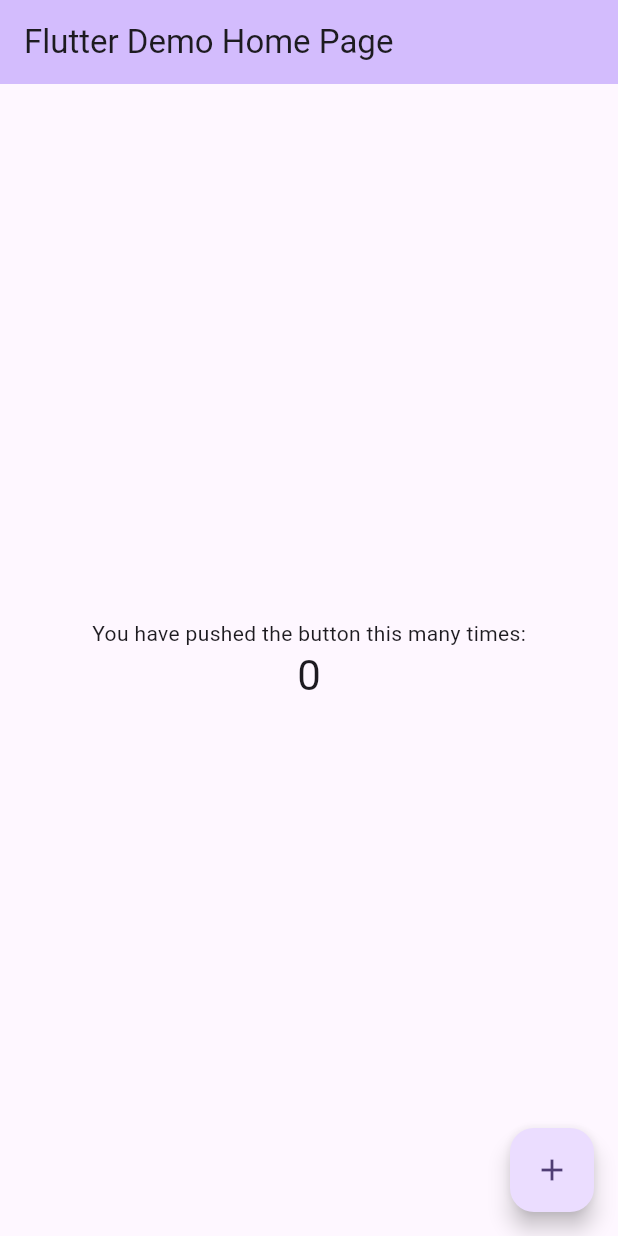
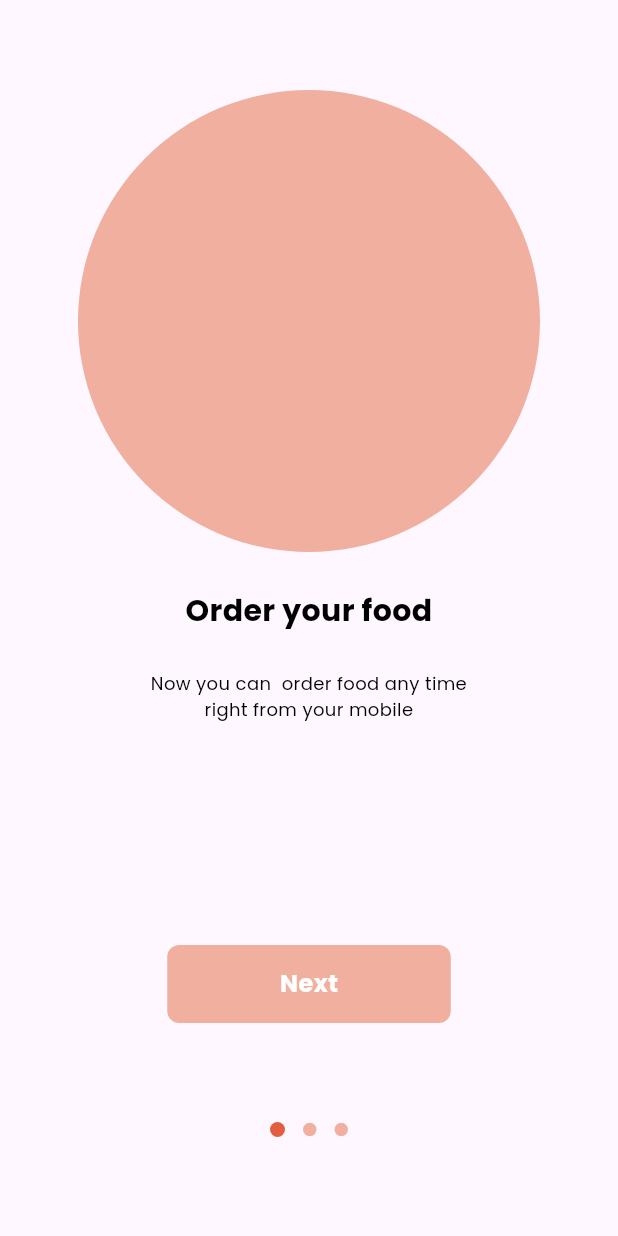
Before and after one commit to Capstone-Tim-13/restaurant-order-system-mobile, a Flutter app: the screen it shows after launch, on a phone screen of 412 x 824 dp. Run offline on Flutter 3.47's test engine with Material 2 defaults, Android fonts, the phone set to English and light mode, and no system bars; drawn by our look-alikes of carousel_slider, dots_indicator.

Commit message:
login page ui

```diff
--- a/lib/main.dart
+++ b/lib/main.dart
@@ -1,3 +1,5 @@
+import 'package:capstone_restaurant/pages/landing_page.dart';
+import 'package:capstone_restaurant/pages/login/login_page.dart';
 import 'package:flutter/material.dart';
 
 void main() {
@@ -11,27 +13,13 @@ class MyApp extends StatelessWidget {
   @override
   Widget build(BuildContext context) {
     return MaterialApp(
+      debugShowCheckedModeBanner: false,
       title: 'Flutter Demo',
       theme: ThemeData(
-        // This is the theme of your application.
-        //
-        // TRY THIS: Try running your application with "flutter run". You'll see
-        // the application has a blue toolbar. Then, without quitting the app,
-        // try changing the seedColor in the colorScheme below to Colors.green
-        // and then invoke "hot reload" (save your changes or press the "hot
-        // reload" button in a Flutter-supported IDE, or press "r" if you used
-        // the command line to start the app).
-        //
-        // Notice that the counter didn't reset back to zero; the application
-        // state is not lost during the reload. To reset the state, use hot
-        // restart instead.
-        //
-        // This works for code too, not just values: Most code changes can be
-        // tested with just a hot reload.
         colorScheme: ColorScheme.fromSeed(seedColor: Colors.deepPurple),
         useMaterial3: true,
       ),
-      home: const MyHomePage(title: 'Flutter Demo Home Page'),
+      home: const LoginPage(),
     );
   }
 }
--- /dev/null
+++ b/lib/pages/login/login_page.dart
@@ -0,0 +1,359 @@
+import 'package:capstone_restaurant/style.dart';
+import 'package:carousel_slider/carousel_slider.dart';
+import 'package:dots_indicator/dots_indicator.dart';
+import 'package:flutter/material.dart';
+
+class LoginPage extends StatefulWidget {
+  const LoginPage({super.key});
+
+  @override
+  State<LoginPage> createState() => _LoginPageState();
+}
+
+class _LoginPageState extends State<LoginPage> {
+  final CarouselController carouselController = CarouselController();
+  final TextEditingController emailInputLogin = TextEditingController();
+  final TextEditingController passwordInputLogin = TextEditingController();
+
+  final TextEditingController nameInputSignin = TextEditingController();
+  final TextEditingController emailInputSignin = TextEditingController();
+  final TextEditingController passwordInputSignin = TextEditingController();
+  final TextEditingController passwordRefaceInputSignin =
+      TextEditingController();
+  int currentCarouselIndex = 0;
+  bool toLoginForm = false;
+  bool showLoginForm = true;
+  bool hidePasswordLogin = true;
+  bool hidePasswordSignin = true;
+  bool hidePasswordRefaceSignin = true;
+
+  @override
+  Widget build(BuildContext context) {
+    if (toLoginForm) {
+      return Scaffold(
+        resizeToAvoidBottomInset: false,
+        body: Center(
+          child: Column(
+            children: [
+              Padding(
+                padding: const EdgeInsets.only(top: 110, left: 44, right: 44),
+                child: Container(
+                  height: 432,
+                  width: 288,
+                  decoration: BoxDecoration(
+                      color: Colors.white,
+                      borderRadius: BorderRadius.circular(15),
+                      boxShadow: [
+                        BoxShadow(
+                          color: Colors.black.withOpacity(0.2),
+                          offset: const Offset(0, 4),
+                          blurRadius: 15,
+                          spreadRadius: 0,
+                        )
+                      ]),
+                  child: Column(
+                    children: [
+                      Padding(
+                        padding: const EdgeInsets.only(top: 48),
+                        child: Container(
+                          height: 23,
+                          width: 206,
+                          decoration: BoxDecoration(
+                            color: Colors.white,
+                            borderRadius: BorderRadius.circular(8),
+                            border: Border.all(color: primary3, width: 1),
+                          ),
+                          child: Row(
+                            children: [
+                              GestureDetector(
+                                onTap: () {
+                                  setState(() {
+                                    showLoginForm = true;
+                                  });
+                                  debugPrint('login tertekan');
+                                },
+                                child: Container(
+                                  decoration: BoxDecoration(
+                                    color:
+                                        showLoginForm ? primary3 : Colors.white,
+                                    borderRadius: BorderRadius.circular(8),
+                                  ),
+                                  width: 102,
+                                  height: 23,
+                                  child: Center(
+                                    child: Text(
+                                      'Login',
+                                      style: poppins.copyWith(
+                                          fontWeight: FontWeight.w700,
+                                          fontSize: 12,
+                                          color: showLoginForm
+                                              ? Colors.white
+                                              : primary3),
+                                    ),
+                                  ),
+                                ),
+                              ),
+                              GestureDetector(
+                                onTap: () {
+                                  setState(() {
+                                    showLoginForm = false;
+                                  });
+                                  debugPrint(' sign up tertekan');
+                                },
+                                child: Container(
+                                  decoration: BoxDecoration(
+                                    color:
+                                        showLoginForm ? Colors.white : primary3,
+                                    borderRadius: BorderRadius.circular(8),
+                                  ),
+                                  width: 102,
+                                  height: 23,
+                                  child: Center(
+                                    child: Text(
+                                      'Sign Up',
+                                      style: poppins.copyWith(
+                                          fontWeight: FontWeight.w700,
+                                          fontSize: 12,
+                                          color: showLoginForm
+                                              ? primary3
+                                              : Colors.white),
+                                    ),
+                                  ),
+                                ),
+                              ),
+                            ],
+                          ),
+                        ),
+                      ),
+                      const SizedBox(height: 52),
+                      showLoginForm ? loginForm() : signUpForm()
+                    ],
+                  ),
+                ),
+              ),
+              const SizedBox(height: 90),
+              GestureDetector(
+                onTap: () {
+                  debugPrint('tertekan');
+                },
+                child: Container(
+                  decoration: BoxDecoration(
+                    color: primary3,
+                    borderRadius: BorderRadius.circular(8),
+                  ),
+                  width: 189,
+                  height: 52,
+                  child: Center(
+                    child: Text(
+                      showLoginForm ? 'Login' : 'Sign Up',
+                      style: poppins.copyWith(
+                          fontWeight: FontWeight.w700,
+                          fontSize: 16,
+                          color: Colors.white),
+                    ),
+                  ),
+                ),
+              ),
+            ],
+          ),
+        ),
+      );
+    } else {
+      return Scaffold(
+        body: Center(
+          child: Column(
+            mainAxisAlignment: MainAxisAlignment.center,
+            children: [
+              CarouselSlider(
+                items: [
+                  greetingsmaker('Order your food',
+                      'Now you can  order food any time\nright from your mobile'),
+                  greetingsmaker('Get Your\nFast food Delivery with us',
+                      'The standard chunk of used since the food\n is find make reproduced below  '),
+                  greetingsmaker('Fast delivery to\nyour place',
+                      'Fast delivery to your home, office\nand whwrever you are.'),
+                ],
+                carouselController: carouselController,
+                options: CarouselOptions(
+                  height: 470,
+                  enableInfiniteScroll: false,
+                  viewportFraction: 1,
+                  onPageChanged: (index, reason) {
+                    setState(() {
+                      currentCarouselIndex = index;
+                    });
+                  },
+                ),
+              ),
+              const SizedBox(height: 100),
+              GestureDetector(
+                onTap: () {
+                  if (currentCarouselIndex == 2) {
+                    setState(() {
+                      toLoginForm = true;
+                    });
+                  } else {
+                    carouselController.nextPage(curve: Curves.easeOutCubic);
+                  }
+                  debugPrint('tertekan');
+                },
+                child: Container(
+                  decoration: BoxDecoration(
+                    color: primary3,
+                    borderRadius: BorderRadius.circular(8),
+                  ),
+                  width: 189,
+                  height: 52,
+                  child: Center(
+                    child: Text(
+                      currentCarouselIndex == 2 ? 'Done' : 'Next',
+                      style: poppins.copyWith(
+                          fontWeight: FontWeight.w700,
+                          fontSize: 16,
+                          color: Colors.white),
+                    ),
+                  ),
+                ),
+              ),
+              const SizedBox(height: 60),
+              Center(
+                child: DotsIndicator(
+                  dotsCount: 3,
+                  position: currentCarouselIndex,
+                  decorator: DotsDecorator(
+                    color: primary3,
+                    activeColor: primary1,
+                    activeSize: const Size(10, 10),
+                  ),
+                ),
+              ),
+            ],
+          ),
+        ),
+      );
+    }
+  }
+
+  Widget greetingsmaker(title, subtitle) {
+    return Center(
+        child: Column(children: [
+      Container(
+        width: 308,
+        height: 308,
+        decoration: BoxDecoration(
+          shape: BoxShape.circle, // Menentukan bentuk lingkaran
+          color: primary3, // Warna latar belakang lingkaran
+        ),
+      ),
+      const SizedBox(height: 25),
+      Text(
+        title,
+        style: poppins.copyWith(fontWeight: FontWeight.w700, fontSize: 20),
+        textAlign: TextAlign.center,
+      ),
+      const SizedBox(height: 25),
+      Text(
+        subtitle,
+        style: poppins.copyWith(fontWeight: FontWeight.w500, fontSize: 12),
+        textAlign: TextAlign.center,
+      )
+    ]));
+  }
+
+  Widget loginForm() {
+    return SizedBox(
+      width: 192,
+      // height: 56,
+      child: Column(
+        crossAxisAlignment: CrossAxisAlignment.start,
+        children: [
+          formMaker('Email or phone number', 'Input Email', emailInputLogin),
+          const SizedBox(height: 21),
+          passwordFormMaker('Password', 'Input Password', passwordInputLogin,
+              hidePasswordLogin)
+        ],
+      ),
+    );
+  }
+
+  Widget signUpForm() {
+    return SizedBox(
+      width: 192,
+      // height: 56,
+      child: Column(
+        crossAxisAlignment: CrossAxisAlignment.start,
+        children: [
+          formMaker('Full Name', 'Input Full Name', nameInputSignin),
+          const SizedBox(height: 12),
+          formMaker('Email or phone number', 'Input Email', emailInputSignin),
+          const SizedBox(height: 12),
+          passwordFormMaker('Password', 'Input Password', passwordInputSignin,
+              hidePasswordSignin),
+          const SizedBox(height: 12),
+          passwordFormMaker('Reface Password', 'Retype Password',
+              passwordRefaceInputSignin, hidePasswordRefaceSignin),
+        ],
+      ),
+    );
+  }
+
+  Widget formMaker(title, label, controller) {
+    return Column(
+      crossAxisAlignment: CrossAxisAlignment.start,
+      children: [
+        Text(title,
+            style: poppins.copyWith(fontWeight: FontWeight.w500, fontSize: 12)),
+        const SizedBox(height: 8),
+        SizedBox(
+          height: 34,
+          child: TextFormField(
+            // cursorColor: itsYellowStatic,
+            controller: controller,
+            style: poppins.copyWith(fontSize: 12),
+            decoration: loginTheme.copyWith(
+              labelText: label,
+              labelStyle:
+                  poppins.copyWith(fontWeight: FontWeight.w500, fontSize: 12),
+            ),
+          ),
+        ),
+      ],
+    );
+  }
+
+  Widget passwordFormMaker(title, label, controller, obscurer) {
+    return Column(
+      crossAxisAlignment: CrossAxisAlignment.start,
+      children: [
+        Text(title,
+            style: poppins.copyWith(fontWeight: FontWeight.w500, fontSize: 12)),
+        const SizedBox(height: 8),
+        SizedBox(
+          height: 34,
+          child: TextFormField(
+            // cursorColor: itsYellowStatic,
+            obscureText: hidePasswordRefaceSignin,
+            controller: controller,
+            style: poppins.copyWith(fontSize: 12),
+            decoration: loginTheme.copyWith(
+                labelText: label,
+                labelStyle:
+                    poppins.copyWith(fontWeight: FontWeight.w500, fontSize: 12),
+                suffixIcon: IconButton(
+                    icon: Icon(
+                      hidePasswordRefaceSignin
+                          ? Icons.visibility
+                          : Icons.visibility_off,
+                      size: 19,
+                    ),
+                    onPressed: () {
+                      setState(() {
+                        hidePasswordRefaceSignin = !hidePasswordRefaceSignin;
+                      });
+                    })),
+          ),
+        ),
+      ],
+    );
+  }
+}
--- /dev/null
+++ b/lib/style.dart
@@ -0,0 +1,27 @@
+import 'package:flutter/material.dart';
+
+Color primary1 = const Color.fromARGB(255, 226, 94, 62);
+Color primary3 = const Color.fromARGB(255, 240, 175, 159);
+
+InputDecoration loginTheme = const InputDecoration(
+  enabledBorder: OutlineInputBorder(
+    borderRadius: BorderRadius.all(Radius.circular(12)),
+    borderSide: BorderSide(
+      width: 0.5,
+      color: Colors.black,
+    ),
+  ),
+  focusedBorder: OutlineInputBorder(
+    borderRadius: BorderRadius.all(Radius.circular(12)),
+    borderSide: BorderSide(
+      width: 0.5,
+      color: Colors.black,
+    ),
+  ),
+);
+
+TextStyle poppins = TextStyle(
+  fontSize: 14,
+  color: Colors.black,
+  fontFamily: 'Poppins',
+);
```
Also changed, not shown: lib/pages/landing_page.dart (added, +14 -0 lines), pubspec.yaml (+9 -8 lines), assets/fonts/Poppins-Bold.ttf (added), assets/fonts/Poppins-Regular.ttf (added), lib/logic/login/login_logic.dart (added), pubspec.lock, 1 other file.
